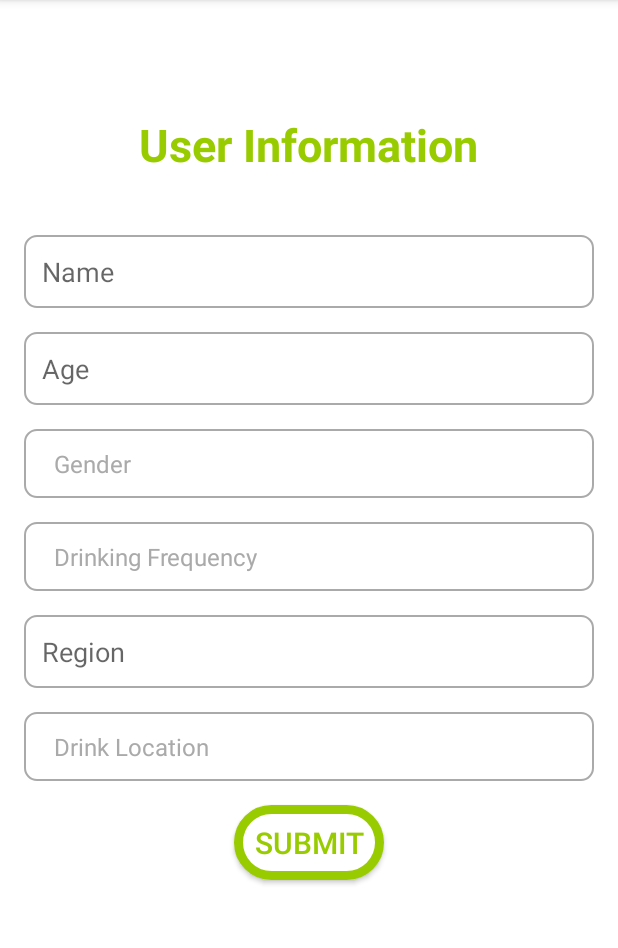
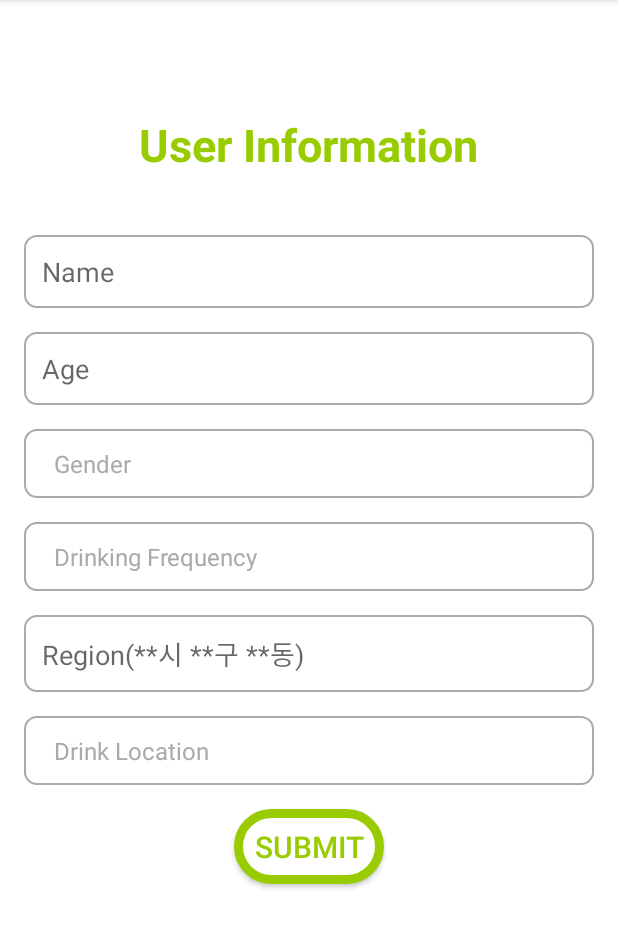
Before and after one commit to lucete171/AlcoAware, an Android app built with Jetpack Compose: the UserInfoActivity screen opened directly, with no data from a screen before it, on a phone screen of 412 x 824 dp, the part 84-1032 px from its top. Run offline under Robolectric (Android 15) with nearby library versions, the phone set to English and light mode, and no system bars.

```diff
--- a/android/app/src/main/res/layout/activity_user_info.xml
+++ b/android/app/src/main/res/layout/activity_user_info.xml
@@ -69,7 +69,7 @@
 
         <EditText
             android:id="@+id/region"
-            android:hint="@string/region"
+            android:hint="@string/region_hint"
             android:layout_width="match_parent"
             android:layout_height="wrap_content"
             android:padding="12dp"
--- a/android/app/src/main/res/values/strings.xml
+++ b/android/app/src/main/res/values/strings.xml
@@ -28,7 +28,7 @@
     <string name="user_info_text">User Information</string>
     <string name="name">Name</string>
     <string name="age">Age</string>
-    <string name="region">Region</string>
+    <string name="region_hint">Region(**시 **구 **동)</string>
     <string name="submit_text">Submit</string>
 
 </resources>
```
Also changed, not shown: android/app/src/main/res/drawable/ic_launcher.png.
